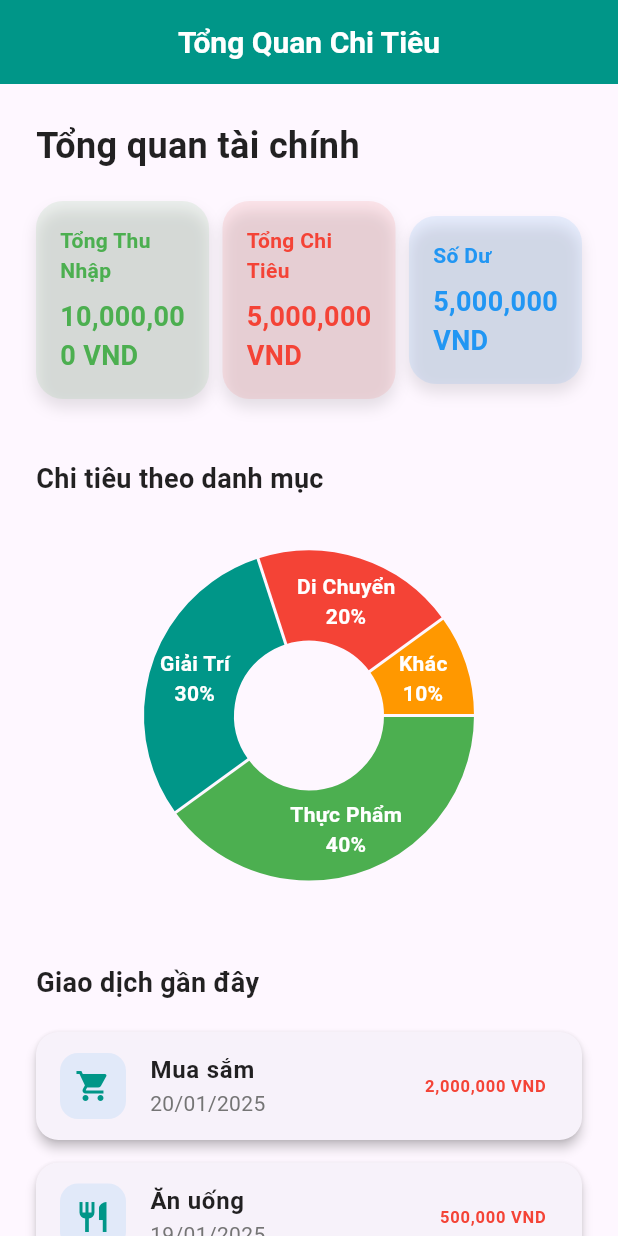
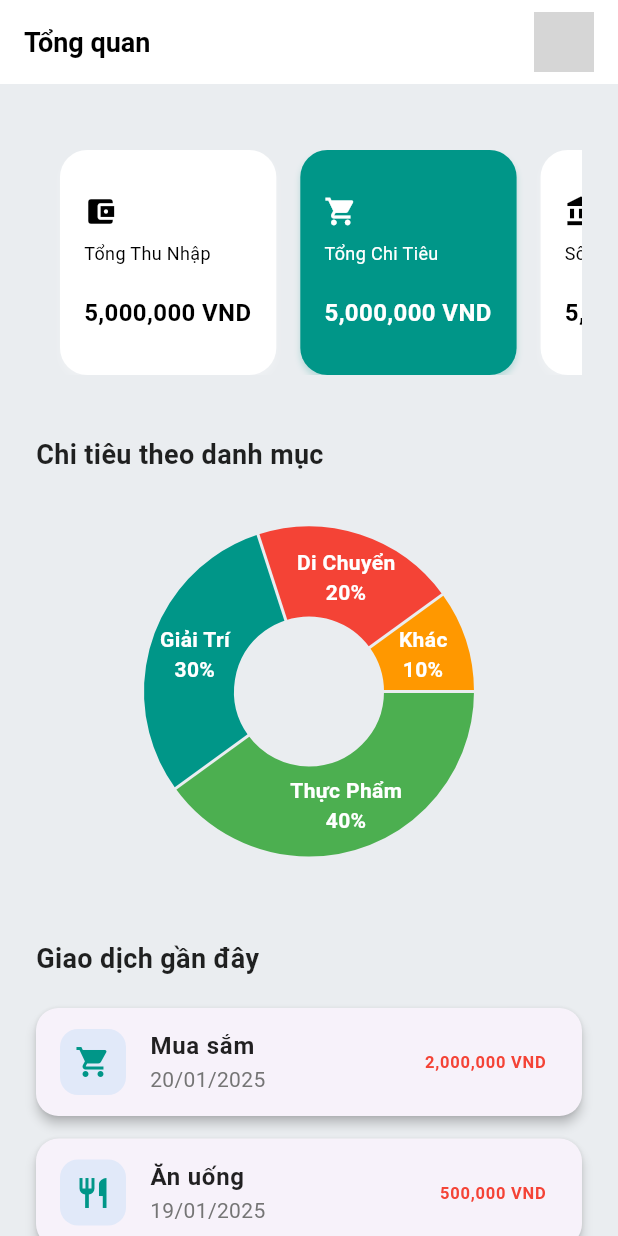
Before and after one commit to catchmeifyoucan99/monkey_app, a Flutter app: the OverviewScreen screen opened directly, on a phone screen of 412 x 824 dp. Run offline on Flutter 3.47's test engine with Material 3 defaults, Android fonts, the phone set to English and light mode, and no system bars; drawn by our look-alikes of fl_chart; our stand-ins replace shared_preferences; accounts and stored records are empty; network calls fail; grey boxes are pictures that could not be loaded.

Commit message:
fix overview

```diff
--- a/lib/view/screen/main/overview/overview_screen.dart
+++ b/lib/view/screen/main/overview/overview_screen.dart
@@ -1,5 +1,7 @@
 import 'package:flutter/material.dart';
 import 'package:fl_chart/fl_chart.dart';
+import 'package:intl/intl.dart';
+import 'dart:ui' as ui;
 
 class OverviewScreen extends StatelessWidget {
   const OverviewScreen({super.key});
@@ -8,31 +10,32 @@ class OverviewScreen extends StatelessWidget {
   Widget build(BuildContext context) {
     return Scaffold(
       appBar: AppBar(
-        title: const Text(
-          'Tổng Quan Chi Tiêu',
+        title: Row(
+          mainAxisAlignment: MainAxisAlignment.spaceBetween,
+          children: [
+            const Text(
+              'Tổng quan',
               style: TextStyle(
-            color: Colors.white,
+                color: Colors.black,
                 fontWeight: FontWeight.bold,
-            fontSize: 20,
+                fontSize: 18,
               ),
             ),
-        backgroundColor: Colors.teal,
+            CircleAvatar(
+              radius: 20,
+              backgroundImage: NetworkImage('https://example.com/avatar.jpg'),
+            ),
+          ],
+        ),
+        backgroundColor: Colors.white,
         elevation: 0,
-        centerTitle: true,
       ),
+
       body: SingleChildScrollView(
         padding: const EdgeInsets.all(24.0),
         child: Column(
           crossAxisAlignment: CrossAxisAlignment.start,
           children: [
-            const Text(
-              'Tổng quan tài chính',
-              style: TextStyle(
-                fontSize: 24,
-                fontWeight: FontWeight.bold,
-                color: Colors.black87,
-              ),
-            ),
             const SizedBox(height: 20),
             _buildOverviewCards(context),
             const SizedBox(height: 40),
@@ -62,60 +65,118 @@ class OverviewScreen extends StatelessWidget {
           ],
         ),
       ),
+      backgroundColor: const Color(0xFFeaedf0),
     );
   }
 
   Widget _buildOverviewCards(BuildContext context) {
-    return Row(
-      mainAxisAlignment: MainAxisAlignment.spaceBetween,
+    return SizedBox(
+      height: 150,
+      child: ListView(
+        scrollDirection: Axis.horizontal,
+        padding: const EdgeInsets.symmetric(horizontal: 8.0),
         children: [
-        _buildOverviewCard(context, 'Tổng Thu Nhập', '10,000,000 VND', Colors.green),
-        _buildOverviewCard(context, 'Tổng Chi Tiêu', '5,000,000 VND', Colors.red),
-        _buildOverviewCard(context, 'Số Dư', '5,000,000 VND', Colors.blue),
+          _buildOverviewCard(context, 'Tổng Thu Nhập', '5000000', Colors.black, Icons.account_balance_wallet),
+          _buildOverviewCard(context, 'Tổng Chi Tiêu', '5000000', Colors.white, Icons.shopping_cart),
+          _buildOverviewCard(context, 'Số Dư', '5000000', Colors.black, Icons.account_balance),
         ],
+      ),
     );
   }
+  Widget _buildOverviewCard(BuildContext context, String title, String amount, Color textColor, IconData icon) {
+    Color backgroundColor;
+    if (textColor == Colors.black) {
+      backgroundColor = Colors.white;
+    } else {
+      backgroundColor = Colors.teal;
+    }
 
-  Widget _buildOverviewCard(BuildContext context, String title, String amount, Color color) {
+    // Dùng NumberFormat để định dạng số tiền với dấu phẩy
+    String formattedAmount = NumberFormat("#,##0").format(int.parse(amount));
+
+    TextPainter textPainter = TextPainter(
+      text: TextSpan(
+        text: formattedAmount,
+        style: TextStyle(
+          fontSize: 16,
+          fontWeight: FontWeight.bold,
+          color: textColor,
+        ),
+      ),
+      textDirection: ui.TextDirection.ltr,
+    );
+    textPainter.layout();
+    double textWidth = textPainter.size.width;
+
+    double containerWidth = MediaQuery.of(context).size.width * 0.35;
+    if (textWidth > containerWidth) {
+      containerWidth = textWidth + 32.0;
+    }
+
     return Container(
-      padding: const EdgeInsets.all(16.0),
-      width: MediaQuery.of(context).size.width * 0.28,
+      margin: const EdgeInsets.symmetric(horizontal: 8.0),
+      width: containerWidth,
       decoration: BoxDecoration(
-        color: color.withOpacity(0.1),
+        color: backgroundColor,
         borderRadius: BorderRadius.circular(18),
         boxShadow: [
           BoxShadow(
-            color: Colors.black.withOpacity(0.1),
-            blurRadius: 8,
-            offset: const Offset(0, 6),
+            color: backgroundColor.withOpacity(0.2),
+            blurRadius: 3,
+            offset: const Offset(0, 3),
           ),
         ],
       ),
+      child: Padding(
+        padding: const EdgeInsets.all(16.0),
         child: Column(
           mainAxisAlignment: MainAxisAlignment.center,
           crossAxisAlignment: CrossAxisAlignment.start,
           children: [
+            // Column cho icon và title
+            Column(
+              crossAxisAlignment: CrossAxisAlignment.start,
+              children: [
+                Icon(
+                  icon,
+                  color: textColor,
+                  size: 22,
+                ),
+                const SizedBox(height: 8),
                 Text(
                   title,
                   style: TextStyle(
-              fontSize: 14,
-              fontWeight: FontWeight.bold,
-              color: color,
-            ),
-          ),
-          const SizedBox(height: 8),
-          Text(
-            amount,
-            style: TextStyle(
-              fontSize: 18,
-              fontWeight: FontWeight.bold,
-              color: color,
+                    fontSize: 12,
+                    fontWeight: FontWeight.normal,
+                    color: textColor,
                   ),
                 ),
               ],
             ),
+            const SizedBox(height: 20),
+            // Sử dụng Expanded để Text có thể tự điều chỉnh
+            Row(
+              children: [
+                Expanded(
+                  child: Text(
+                    "$formattedAmount VND",
+                    style: TextStyle(
+                      fontSize: 16,
+                      fontWeight: FontWeight.bold,
+                      color: textColor,
+                    ),
+                    overflow: TextOverflow.ellipsis, // Nếu số tiền quá dài, sẽ ẩn bớt
+                  ),
+                ),
+              ],
+            ),
+          ],
+        ),
+      ),
     );
   }
+
+
 
   Widget _buildExpenseChart() {
     return SizedBox(
```
Lines whose indentation alone changed are shown as unchanged.
